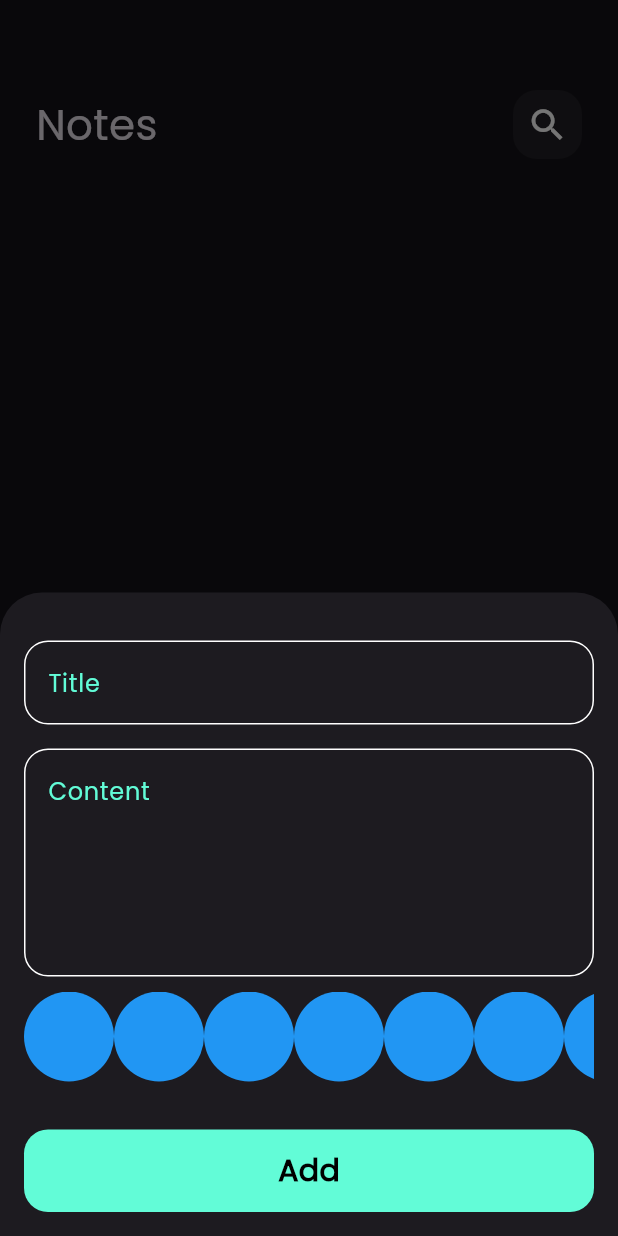
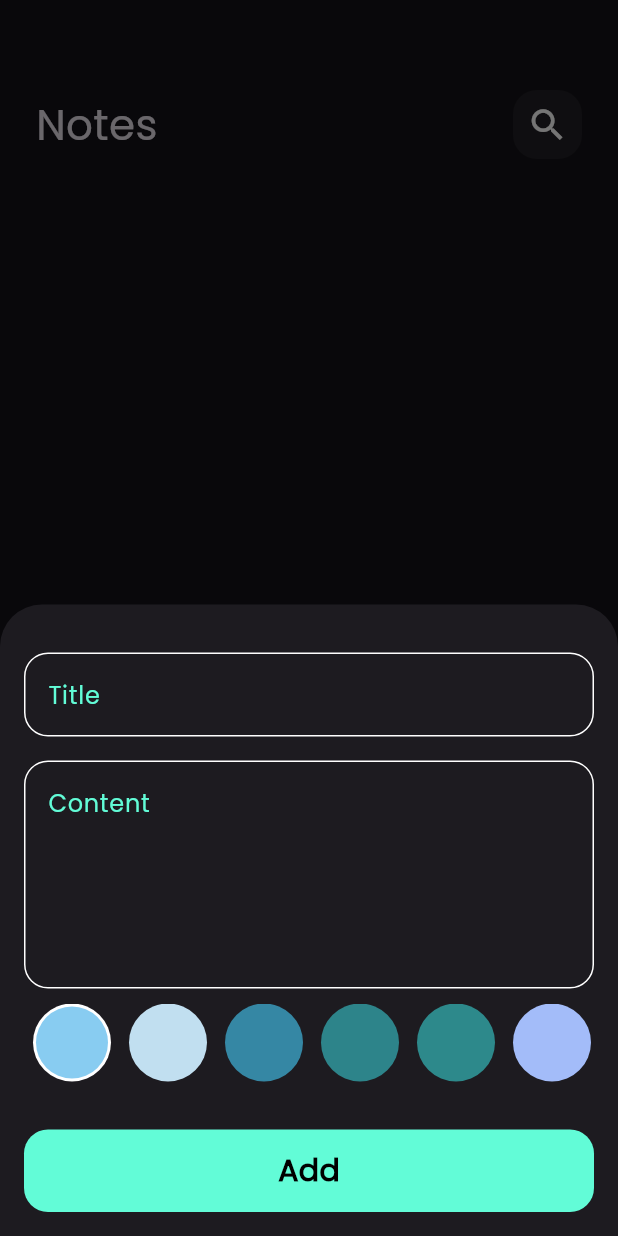
Before and after one commit to bagh98/notes_app, a Flutter app: the screen it shows after launch, after a tap on the "add" icon, on a phone screen of 412 x 824 dp. Run offline on Flutter 3.47's test engine with Material 3 defaults, Android fonts, the phone set to English and light mode, and no system bars; our stand-ins replace bloc, flutter_bloc, font_awesome_flutter, hive, hive_flutter; accounts and stored records are empty.

Commit message:
add color for note

```diff
--- a/lib/cubits/add_note_cubit/add_notes_cubit.dart
+++ b/lib/cubits/add_note_cubit/add_notes_cubit.dart
@@ -1,4 +1,5 @@
 import 'package:bloc/bloc.dart';
+import 'package:flutter/material.dart';
 import 'package:hive_flutter/hive_flutter.dart';
 import 'package:meta/meta.dart';
 import 'package:nots_app/models/note_model.dart';
@@ -10,7 +11,10 @@ part 'add_notes_state.dart';
 class AddNotesCubit extends Cubit<AddNotesState> {
   AddNotesCubit() : super(AddNotesInitial());
 
+  Color color = Color(0xff88CCF1);
+
   addNote(NoteModel note) async {
+    note.color = color.value;
     emit(AddNotesLoading());
     try {
       var notesBox = Hive.box<NoteModel>(KNotesBox);
--- a/lib/views/widgets/colors_list view .dart
+++ b/lib/views/widgets/colors_list view .dart
@@ -1,28 +1,74 @@
 import 'package:flutter/material.dart';
+import 'package:flutter_bloc/flutter_bloc.dart';
+
+import '../../cubits/add_note_cubit/add_notes_cubit.dart';
 
 class ColorItem extends StatelessWidget {
-  const ColorItem({super.key});
+  final bool isActive;
+  final Color color;
+  const ColorItem({super.key, required this.isActive, required this.color});
 
   @override
   Widget build(BuildContext context) {
-    return CircleAvatar(
-      radius: 30,
-      backgroundColor: Colors.blue,
-    );
+    return isActive
+        ? CircleAvatar(
+            radius: 26,
+            backgroundColor: Colors.white,
+            child: CircleAvatar(
+              radius: 24,
+              backgroundColor: color,
+            ),
+          )
+        : CircleAvatar(
+            radius: 26,
+            backgroundColor: color,
+          );
   }
 }
 
-class ColorsListView extends StatelessWidget {
-  const ColorsListView({super.key});
+class ColorsListView extends StatefulWidget {
+  const ColorsListView({
+    super.key,
+  });
 
+  @override
+  State<ColorsListView> createState() => _ColorsListViewState();
+}
+
+class _ColorsListViewState extends State<ColorsListView> {
+  int currentIndex = 0;
+
+  List<Color> colors = [
+    Color(0xff88CCF1),
+    Color(0xffC1DFF0),
+    Color(0xff3587A4),
+    Color(0xff2D848A),
+    Color(0xff2D898B),
+    Color(0xffA3BCF9),
+    Color(0xff576491),
+    Color(0xffC9CAD9),
+  ];
   @override
   Widget build(BuildContext context) {
     return SizedBox(
-      height: 30 * 2,
+      height: 26 * 2,
       child: ListView.builder(
-        itemCount: 10,
+        itemCount: colors.length,
         scrollDirection: Axis.horizontal,
-        itemBuilder: (context, index) => const ColorItem(),
+        itemBuilder: (context, index) => Padding(
+          padding: const EdgeInsets.symmetric(horizontal: 6.0),
+          child: GestureDetector(
+            onTap: () {
+              currentIndex = index;
+              BlocProvider.of<AddNotesCubit>(context).color = colors[index];
+              setState(() {});
+            },
+            child: ColorItem(
+              color: colors[index],
+              isActive: currentIndex == index,
+            ),
+          ),
+        ),
       ),
     );
   }
```
